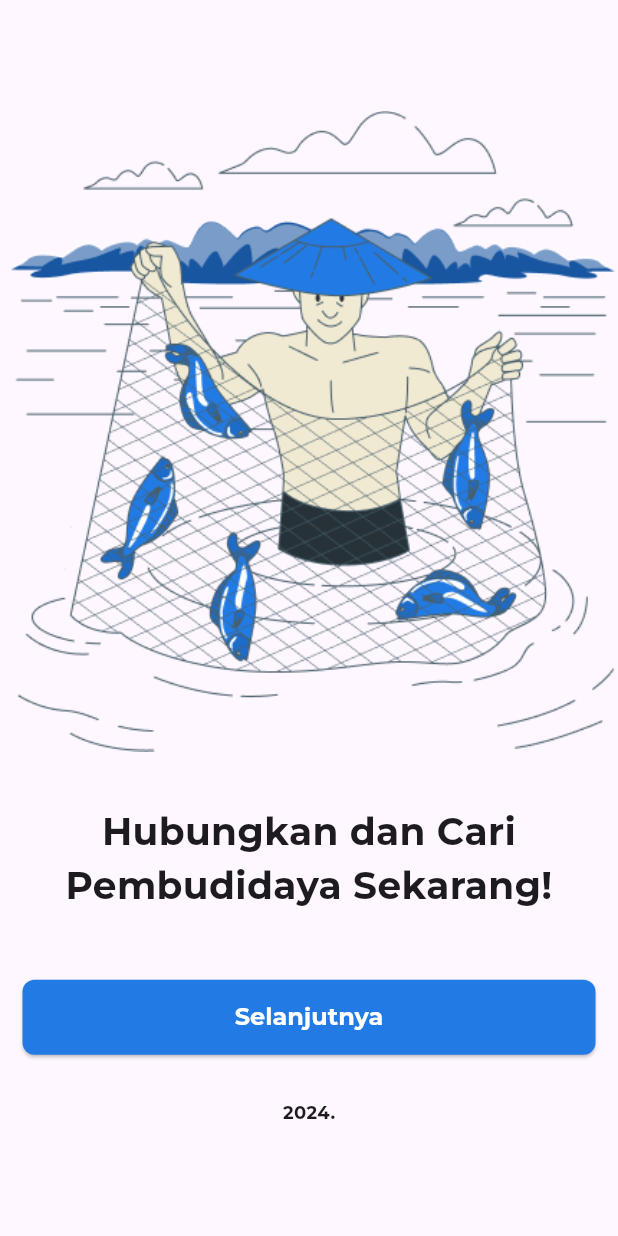
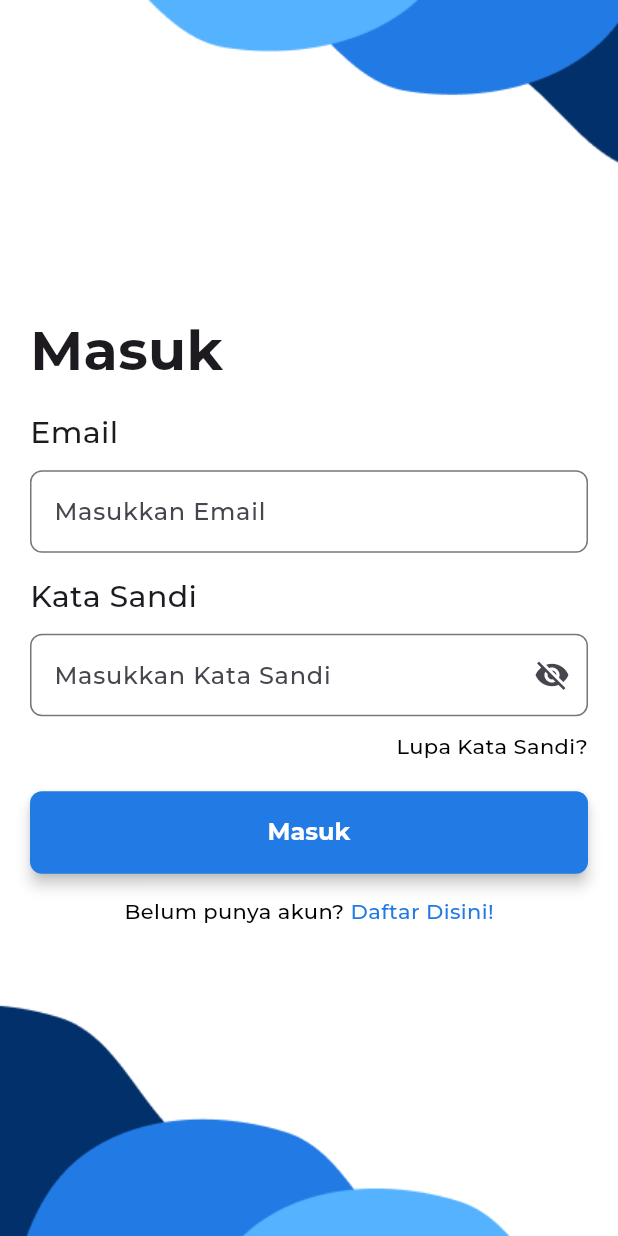
Before and after one commit to fiqifalahdev/project-akhir-frontend, a Flutter app: the screen it shows after launch, after a tap on "Selanjutnya", on a phone screen of 412 x 824 dp. Run offline on Flutter 3.47's test engine with Material 3 defaults, Android fonts, the phone set to English and light mode, and no system bars; our stand-ins replace calendar_date_picker2; project files that could hold a hidden picture were left out.

Commit message:
UI login system done

```diff
--- a/lib/main.dart
+++ b/lib/main.dart
@@ -1,5 +1,7 @@
 import 'package:flutter/material.dart';
 import 'package:frontend_tambakku/pages/introduction_page.dart';
+import 'package:frontend_tambakku/pages/login_page.dart';
+import 'package:frontend_tambakku/pages/register_page.dart';
 
 void main() {
   runApp(const MyApp());
@@ -14,6 +16,8 @@
     return MaterialApp(
       title: 'Tambakku APP 1.0.0',
       home: const IntroductionPage(),
+      // home: const LoginPage(),
+      // home: const RegisterPage(),
       theme: ThemeData(fontFamily: 'Montserrat'),
       debugShowCheckedModeBanner: false,
     );
--- a/lib/pages/introduction_page.dart
+++ b/lib/pages/introduction_page.dart
@@ -1,4 +1,5 @@
 import 'package:flutter/material.dart';
+import 'package:frontend_tambakku/pages/login_page.dart';
 import 'package:frontend_tambakku/util/styles.dart';
 
 // ================== Introduction Page ===================
@@ -37,7 +38,12 @@
             Padding(
               padding: const EdgeInsets.all(15),
               child: ElevatedButton(
-                onPressed: () {},
+                onPressed: () {
+                  Navigator.pushReplacement(
+                      context,
+                      MaterialPageRoute(
+                          builder: (context) => const LoginPage()));
+                },
                 style: ElevatedButton.styleFrom(
                   textStyle: const TextStyle(
                       fontSize: 16, fontWeight: FontWeight.bold),
--- a/lib/pages/login_page.dart
+++ b/lib/pages/login_page.dart
@@ -0,0 +1,181 @@
+import 'package:flutter/material.dart';
+import 'package:frontend_tambakku/pages/register_page.dart';
+import 'package:frontend_tambakku/util/styles.dart';
+
+class LoginPage extends StatefulWidget {
+  const LoginPage({super.key});
+
+  @override
+  State<LoginPage> createState() => _LoginPageState();
+}
+
+class _LoginPageState extends State<LoginPage> {
+  final _formKey = GlobalKey<FormState>();
+  TextEditingController email = TextEditingController();
+  TextEditingController password = TextEditingController();
+  bool isVisible = false;
+
+  @override
+  Widget build(BuildContext context) {
+    return Scaffold(
+      body: Stack(
+        children: [
+          Image.asset(
+            "lib/assets/login-bg.png",
+            fit: BoxFit.cover,
+            width: double.infinity,
+            height: double.infinity,
+          ),
+          Padding(
+            padding: const EdgeInsets.symmetric(horizontal: 20),
+            child: Column(
+              mainAxisAlignment: MainAxisAlignment.center,
+              crossAxisAlignment: CrossAxisAlignment.start,
+              children: [
+                const Text("Masuk",
+                    style:
+                        TextStyle(fontSize: 37, fontWeight: FontWeight.bold)),
+                const SizedBox(height: 15),
+                formField(),
+                const SizedBox(height: 10),
+                Row(
+                  mainAxisAlignment: MainAxisAlignment.spaceBetween,
+                  children: [
+                    const SizedBox(
+                      width: 10,
+                    ),
+                    GestureDetector(
+                      onTap: () {},
+                      child: const Text(
+                        "Lupa Kata Sandi?",
+                        style: TextStyle(
+                            fontSize: 14,
+                            fontWeight: FontWeight.w500,
+                            color: Colors.black),
+                      ),
+                    )
+                  ],
+                ),
+                const SizedBox(
+                  height: 20,
+                ),
+                ElevatedButton(
+                  onPressed: () {},
+                  style: ElevatedButton.styleFrom(
+                      textStyle: const TextStyle(
+                          fontSize: 16, fontWeight: FontWeight.bold),
+                      shape: RoundedRectangleBorder(
+                        borderRadius: BorderRadius.circular(8),
+                      ),
+                      minimumSize: const Size(double.infinity, 55),
+                      backgroundColor: const Color(0xff227BE5),
+                      elevation: 4,
+                      shadowColor: Colors.black),
+                  child: const Text("Masuk",
+                      style: TextStyle(
+                          fontSize: 16,
+                          color: Colors.white,
+                          fontWeight: FontWeight.bold,
+                          fontFamily: 'Montserrat')),
+                ),
+                const SizedBox(
+                  height: 15,
+                ),
+                Row(
+                  mainAxisAlignment: MainAxisAlignment.center,
+                  children: [
+                    const Text(
+                      "Belum punya akun?",
+                      style: TextStyle(
+                          fontSize: 14,
+                          fontWeight: FontWeight.w500,
+                          color: Colors.black),
+                    ),
+                    GestureDetector(
+                      onTap: () {
+                        Navigator.push(
+                            context,
+                            MaterialPageRoute(
+                                builder: (context) => const RegisterPage()));
+                      },
+                      child: const Text(
+                        " Daftar Disini!",
+                        style: TextStyle(
+                            fontSize: 14,
+                            fontWeight: FontWeight.w500,
+                            color: CustomColors.primary),
+                      ),
+                    )
+                  ],
+                )
+                // Login Form
+              ],
+            ),
+          )
+        ],
+      ),
+    );
+  }
+
+  Form formField() {
+    return Form(
+        key: _formKey,
+        child: Column(
+          crossAxisAlignment: CrossAxisAlignment.start,
+          children: [
+            const Text(
+              "Email",
+              style: TextStyle(fontWeight: FontWeight.w500, fontSize: 20),
+            ),
+            const SizedBox(
+              height: 10,
+            ),
+            SizedBox(
+              height: 55,
+              child: TextFormField(
+                controller: email,
+                decoration: InputDecoration(
+                  hintText: "Masukkan Email",
+                  border: OutlineInputBorder(
+                    borderRadius: BorderRadius.circular(8),
+                  ),
+                ),
+              ),
+            ),
+            const SizedBox(
+              height: 15,
+            ),
+            const Text(
+              "Kata Sandi",
+              style: TextStyle(fontWeight: FontWeight.w500, fontSize: 20),
+            ),
+            const SizedBox(
+              height: 10,
+            ),
+            SizedBox(
+              height: 55,
+              child: TextFormField(
+                controller: password,
+                obscureText:
+                    isVisible ? false : true, // set value ketika icon di klik
+                decoration: InputDecoration(
+                  hintText: "Masukkan Kata Sandi",
+                  suffixIcon: IconButton(
+                      onPressed: () {
+                        setState(() {
+                          isVisible = !isVisible;
+                        });
+                      },
+                      icon: isVisible
+                          ? const Icon(Icons.visibility_rounded)
+                          : const Icon(Icons.visibility_off)),
+                  border: OutlineInputBorder(
+                    borderRadius: BorderRadius.circular(8),
+                  ),
+                ),
+              ),
+            ),
+          ],
+        ));
+  }
+}
--- a/lib/util/styles.dart
+++ b/lib/util/styles.dart
@@ -3,5 +3,6 @@
 
 class CustomColors {
   static const Color primary = Color(0xff227BE5);
+  static const Color darkBlue = Color(0xff02306A);
   static const Color putih = Colors.white;
 }
```
Also changed, not shown: lib/pages/register_page.dart (+451 -0 lines), pubspec.yaml (+8 -0 lines), lib/assets/login-bg.png (added), lib/assets/register-bg.png (added), lib/logic/states.dart (added), pubspec.lock.
